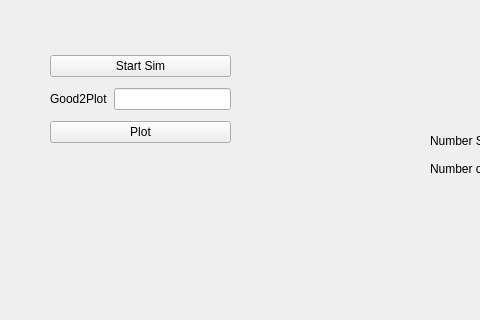
The window that PythonWrapper/Test.ui (slipschutz/EconSim) describes before a commit, drawn with Qt 5; both pictures show x 0 to 480 and y 0 to 320 of the 702 by 564 pixel window.
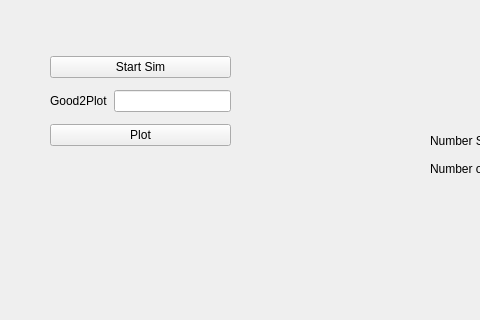
The same window after the commit.

Commit message: Added more unit tests about the neural networks stuff.

```diff
--- a/PythonWrapper/Test.ui
+++ b/PythonWrapper/Test.ui
@@ -33,7 +33,7 @@
       <x>50</x>
       <y>50</y>
       <width>181</width>
-      <height>101</height>
+      <height>103</height>
      </rect>
     </property>
     <layout class="QVBoxLayout" name="verticalLayout">
```
Left out of the diff: 2 changed lines with no effect on the pictures. The commit also changes 2 other files.
